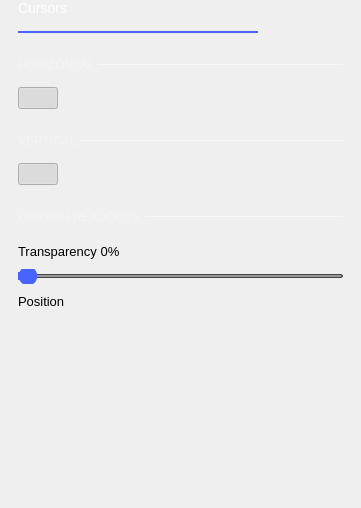
This is ui/cursors_settings.ui in analogdevicesinc/scopy as Qt 5 draws it before an edit. The edited form follows.
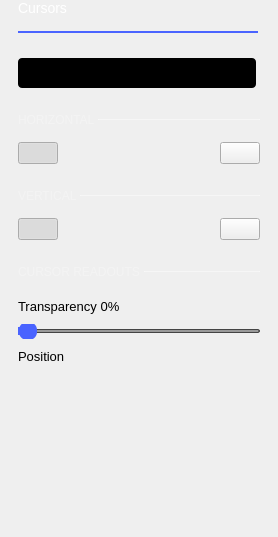
This is the edited form. Custom widgets are drawn as their Qt base class.

Commit message: Osc: add controls in the cursors panel for locking/unlocking cursors and track mode

Patch:
```diff
--- a/ui/cursors_settings.ui
+++ b/ui/cursors_settings.ui
@@ -6,8 +6,8 @@
    <rect>
     <x>0</x>
     <y>0</y>
-    <width>361</width>
-    <height>508</height>
+    <width>278</width>
+    <height>537</height>
    </rect>
   </property>
   <property name="windowTitle">
@@ -86,36 +86,162 @@
     </widget>
    </item>
    <item>
-    <layout class="QGridLayout" name="gridLayout">
+    <layout class="QVBoxLayout" name="verticalLayout_5">
+     <property name="spacing">
+      <number>0</number>
+     </property>
      <property name="sizeConstraint">
       <enum>QLayout::SetDefaultConstraint</enum>
      </property>
-     <property name="horizontalSpacing">
+     <item>
+      <spacer name="verticalSpacer_3">
+       <property name="orientation">
+        <enum>Qt::Vertical</enum>
+       </property>
+       <property name="sizeType">
+        <enum>QSizePolicy::Fixed</enum>
+       </property>
+       <property name="sizeHint" stdset="0">
+        <size>
+         <width>10</width>
+         <height>25</height>
+        </size>
+       </property>
+      </spacer>
+     </item>
+     <item>
+      <layout class="QVBoxLayout" name="verticalLayout_6">
+       <property name="topMargin">
       <number>0</number>
      </property>
-     <item row="1" column="1">
-      <widget class="Line" name="line_2">
+       <item>
+        <widget class="adiscope::CustomSwitch" name="btnNormalTrack">
+         <property name="enabled">
+          <bool>true</bool>
+         </property>
+         <property name="sizePolicy">
+          <sizepolicy hsizetype="Minimum" vsizetype="Fixed">
+           <horstretch>0</horstretch>
+           <verstretch>0</verstretch>
+          </sizepolicy>
+         </property>
        <property name="minimumSize">
         <size>
-         <width>0</width>
-         <height>1</height>
-        </size>
-       </property>
-       <property name="maximumSize">
-        <size>
-         <width>16777215</width>
-         <height>1</height>
+           <width>238</width>
+           <height>30</height>
         </size>
        </property>
        <property name="styleSheet">
-        <string notr="true">border: 1px solid rgba(255, 255, 255, 70);</string>
-       </property>
-       <property name="orientation">
-        <enum>Qt::Horizontal</enum>
+          <string notr="true">QPushButton {
+min-height: 30px;
+max-height: 30px;
+min-width: 238px;
+max-width: 238px;
+background-color: black;
+border-radius: 4px;
+}
+
+QPushButton:disabled {
+background-color: qlineargradient(spread:pad, x1:0.5, y1:0, x2:0.501, y2:0, stop:0 #727273, stop:1 #141416);
+}
+
+QWidget#handle {
+min-height: 30px;
+max-height: 30px;
+min-width: 119px;
+max-width: 119px;
+background-color: #4a64ff;
+border-radius: 2px;
+}
+
+QWidget#handle:disabled {
+background-color: #aaaaaa;
+}
+
+QLabel {
+margin-top: 6px;
+background-color: transparent;
+line-height: 19px;
+}
+
+QLabel#on {
+margin-top: 0px;
+min-height:30px;
+max-height:30px;
+min-width:119px;
+max-width:119px;
+qproperty-alignment: AlignCenter AlignCenter;
+margin-left: 0px;
+color: white;
+}
+
+QLabel#on:disabled {
+color: rgba(255,255,255,102);
+}
+
+QLabel#off {
+margin-top: 0px;
+min-height:30px;
+max-height:30px;
+min-width:119px;
+max-width:119px;
+margin-left: 119px;
+color: white;
+qproperty-alignment: AlignCenter AlignCenter;
+}
+
+QLabel#off:disabled {
+color: rgba(255,255,255,51);
+}
+</string>
+         </property>
+         <property name="text">
+          <string/>
+         </property>
+         <property name="checkable">
+          <bool>true</bool>
+         </property>
+         <property name="checked">
+          <bool>true</bool>
+         </property>
+         <property name="flat">
+          <bool>false</bool>
+         </property>
+         <property name="leftText" stdset="0">
+          <string>Normal</string>
+         </property>
+         <property name="rightText" stdset="0">
+          <string>Track</string>
+         </property>
+         <property name="duration_ms" stdset="0">
+          <string>0</string>
        </property>
       </widget>
      </item>
-     <item row="1" column="0">
+      </layout>
+     </item>
+     <item>
+      <spacer name="verticalSpacer_7">
+       <property name="orientation">
+        <enum>Qt::Vertical</enum>
+       </property>
+       <property name="sizeType">
+        <enum>QSizePolicy::Fixed</enum>
+       </property>
+       <property name="sizeHint" stdset="0">
+        <size>
+         <width>20</width>
+         <height>15</height>
+        </size>
+       </property>
+      </spacer>
+     </item>
+     <item>
+      <layout class="QHBoxLayout" name="horizontalLayout_4">
+       <property name="topMargin">
+        <number>10</number>
+       </property>
+       <item>
       <widget class="QLabel" name="label_2">
        <property name="sizePolicy">
         <sizepolicy hsizetype="Fixed" vsizetype="Fixed">
@@ -134,7 +260,31 @@
        </property>
       </widget>
      </item>
-     <item row="2" column="0" colspan="2">
+       <item>
+        <widget class="Line" name="line_2">
+         <property name="minimumSize">
+          <size>
+           <width>0</width>
+           <height>1</height>
+          </size>
+         </property>
+         <property name="maximumSize">
+          <size>
+           <width>16777215</width>
+           <height>1</height>
+          </size>
+         </property>
+         <property name="styleSheet">
+          <string notr="true">border: 1px solid rgba(255, 255, 255, 70);</string>
+         </property>
+         <property name="orientation">
+          <enum>Qt::Horizontal</enum>
+         </property>
+        </widget>
+       </item>
+      </layout>
+     </item>
+     <item>
       <spacer name="verticalSpacer_10">
        <property name="orientation">
         <enum>Qt::Vertical</enum>
@@ -150,43 +300,19 @@
        </property>
       </spacer>
      </item>
-     <item row="0" column="0" colspan="2">
-      <spacer name="verticalSpacer_3">
-       <property name="orientation">
-        <enum>Qt::Vertical</enum>
-       </property>
-       <property name="sizeType">
-        <enum>QSizePolicy::Fixed</enum>
-       </property>
-       <property name="sizeHint" stdset="0">
-        <size>
-         <width>0</width>
-         <height>25</height>
-        </size>
-       </property>
-      </spacer>
-     </item>
     </layout>
    </item>
    <item>
-    <layout class="QGridLayout" name="gridLayout_3">
-     <property name="verticalSpacing">
-      <number>15</number>
+    <layout class="QVBoxLayout" name="verticalLayout_3">
+     <property name="spacing">
+      <number>6</number>
      </property>
-     <item row="0" column="1">
-      <spacer name="horizontalSpacer">
-       <property name="orientation">
-        <enum>Qt::Horizontal</enum>
+     <item>
+      <layout class="QHBoxLayout" name="horizontalLayout">
+       <property name="topMargin">
+        <number>0</number>
        </property>
-       <property name="sizeHint" stdset="0">
-        <size>
-         <width>40</width>
-         <height>20</height>
-        </size>
-       </property>
-      </spacer>
-     </item>
-     <item row="0" column="0">
+       <item>
       <widget class="adiscope::CustomSwitch" name="hCursorsEnable">
        <property name="checkable">
         <bool>true</bool>
@@ -196,6 +322,34 @@
        </property>
       </widget>
      </item>
+       <item>
+        <spacer name="horizontalSpacer">
+         <property name="orientation">
+          <enum>Qt::Horizontal</enum>
+         </property>
+         <property name="sizeHint" stdset="0">
+          <size>
+           <width>40</width>
+           <height>20</height>
+          </size>
+         </property>
+        </spacer>
+       </item>
+       <item>
+        <widget class="adiscope::SmallOnOffSwitch" name="btnLockHorizontal">
+         <property name="styleSheet">
+          <string notr="true">QPushButton[use_icon=true]</string>
+         </property>
+         <property name="text">
+          <string/>
+         </property>
+         <property name="checkable">
+          <bool>true</bool>
+         </property>
+        </widget>
+       </item>
+      </layout>
+     </item>
     </layout>
    </item>
    <item>
@@ -279,14 +433,16 @@
     </layout>
    </item>
    <item>
-    <layout class="QGridLayout" name="gridLayout_4">
-     <property name="horizontalSpacing">
-      <number>6</number>
+    <layout class="QVBoxLayout" name="verticalLayout_4">
+     <property name="spacing">
+      <number>10</number>
      </property>
-     <property name="verticalSpacing">
-      <number>15</number>
-     </property>
-     <item row="0" column="0">
+     <item>
+      <layout class="QHBoxLayout" name="horizontalLayout_2">
+       <property name="topMargin">
+        <number>0</number>
+       </property>
+       <item>
       <widget class="adiscope::CustomSwitch" name="vCursorsEnable">
        <property name="checkable">
         <bool>true</bool>
@@ -296,7 +452,7 @@
        </property>
       </widget>
      </item>
-     <item row="0" column="1">
+       <item>
       <spacer name="horizontalSpacer_2">
        <property name="orientation">
         <enum>Qt::Horizontal</enum>
@@ -309,6 +465,21 @@
        </property>
       </spacer>
      </item>
+       <item>
+        <widget class="adiscope::SmallOnOffSwitch" name="btnLockVertical">
+         <property name="styleSheet">
+          <string notr="true">QPushButton[use_icon=true]</string>
+         </property>
+         <property name="text">
+          <string/>
+         </property>
+         <property name="checkable">
+          <bool>true</bool>
+         </property>
+        </widget>
+       </item>
+      </layout>
+     </item>
     </layout>
    </item>
    <item>
@@ -535,19 +706,6 @@
           </property>
          </widget>
         </item>
-        <item>
-         <spacer name="horizontalSpacer_3">
-          <property name="orientation">
-           <enum>Qt::Horizontal</enum>
-          </property>
-          <property name="sizeHint" stdset="0">
-           <size>
-            <width>40</width>
-            <height>20</height>
-           </size>
-          </property>
-         </spacer>
-        </item>
        </layout>
       </item>
      </layout>
@@ -572,6 +730,11 @@
   </layout>
  </widget>
  <customwidgets>
+  <customwidget>
+   <class>adiscope::SmallOnOffSwitch</class>
+   <extends>QPushButton</extends>
+   <header>smallOnOffSwitch.hpp</header>
+  </customwidget>
   <customwidget>
    <class>adiscope::CustomSwitch</class>
    <extends>QPushButton</extends>
```
Left out of the diff: 44 changed lines with no effect on the pictures. Lines whose indentation alone changed are shown as unchanged. The commit also changes 2 other files.
